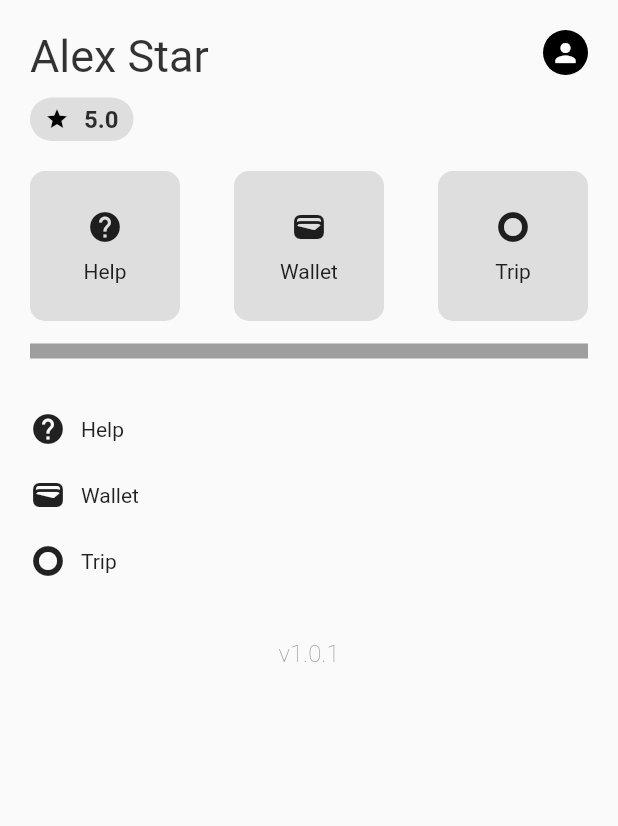
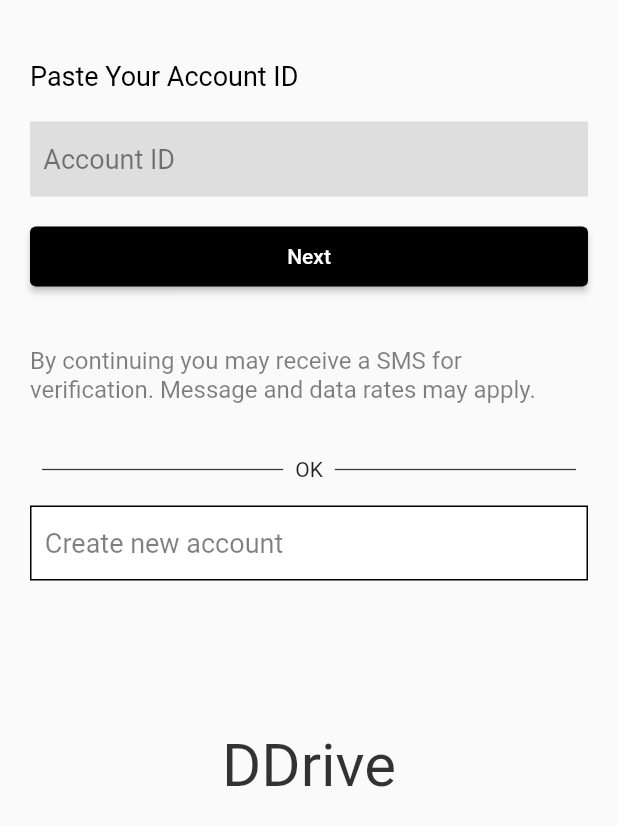
Before and after one commit to sauravshetty473/drive, a Flutter app: the screen it shows after launch, on a phone screen of 412 x 824 dp. Shown: the top 826 px of the screen. Run offline on Flutter 3.47's test engine with Material 2 defaults, Android fonts, the phone set to English and light mode, and no system bars; missing offline and left inert: web3dart.

Commit message:
Added more pages

```diff
--- a/lib/main.dart
+++ b/lib/main.dart
@@ -1,5 +1,8 @@
+import 'package:drive/pages/home.dart';
+import 'package:drive/pages/login.dart';
 import 'package:drive/pages/map_location.dart';
 import 'package:drive/pages/profile.dart';
+import 'package:drive/pages/safety_alert.dart';
 import 'package:drive/pages/saved_place.dart';
 import 'package:drive/pages/wallet.dart';
 import 'package:flutter/material.dart';
@@ -28,7 +31,7 @@ class MyApp extends StatelessWidget {
         // is not restarted.
         primarySwatch: Colors.blue,
       ),
-      home: const Profile(),
+      home: const Login(),
     );
   }
 }
--- /dev/null
+++ b/lib/pages/login.dart
@@ -0,0 +1,150 @@
+import 'package:drive/pages/safety_alert.dart';
+import 'package:flutter/material.dart';
+
+class Login extends StatefulWidget {
+  const Login({super.key});
+
+  @override
+  State<Login> createState() => _LoginState();
+}
+
+class _LoginState extends State<Login> {
+  @override
+  Widget build(BuildContext context) {
+    return Scaffold(
+      body: SafeArea(
+          child: Container(
+        padding: const EdgeInsets.symmetric(horizontal: 20, vertical: 20),
+        child: Column(
+          crossAxisAlignment: CrossAxisAlignment.start,
+          children: [
+            Expanded(
+                child: Column(
+              crossAxisAlignment: CrossAxisAlignment.start,
+              children: [
+                const SizedBox(
+                  height: 20,
+                ),
+                const Text(
+                  "Paste Your Account ID",
+                  style: TextStyle(
+                    fontWeight: FontWeight.normal,
+                    color: Colors.black,
+                    fontSize: 18,
+                  ),
+                ),
+                const SizedBox(
+                  height: 20,
+                ),
+                Container(
+                  height: 50,
+                  width: double.infinity,
+                  color: Colors.grey.withOpacity(0.3),
+                  alignment: Alignment.centerLeft,
+                  child: Text(
+                    "  Account ID",
+                    style: TextStyle(
+                      fontWeight: FontWeight.normal,
+                      color: Colors.black.withOpacity(0.5),
+                      fontSize: 18,
+                    ),
+                  ),
+                ),
+                const SizedBox(
+                  height: 20,
+                ),
+                SizedBox(
+                  height: 40,
+                  width: double.infinity,
+                  child: ElevatedButton(
+                    onPressed: () {
+                      Navigator.push(
+                        context,
+                        MaterialPageRoute(builder: (context) => const Safety()),
+                      );
+                    },
+                    style: ElevatedButton.styleFrom(primary: Colors.black),
+                    child: const Text("Next"),
+                  ),
+                ),
+                const SizedBox(
+                  height: 40,
+                ),
+                Text(
+                  "By continuing you may receive a SMS for verification. Message and data rates may apply.",
+                  style: TextStyle(
+                    fontWeight: FontWeight.normal,
+                    color: Colors.black.withOpacity(0.5),
+                    fontSize: 16,
+                  ),
+                ),
+                const SizedBox(
+                  height: 20,
+                ),
+                Padding(
+                  padding: const EdgeInsets.all(8.0),
+                  child: Row(
+                    children: [
+                      Expanded(
+                        child: Divider(
+                          color: Colors.black.withOpacity(0.8),
+                          thickness: 0.8,
+                        ),
+                      ),
+                      const Padding(
+                        padding: EdgeInsets.all(8.0),
+                        child: Text('OK'),
+                      ),
+                      Expanded(
+                        child: Divider(
+                          color: Colors.black.withOpacity(0.8),
+                          thickness: 0.8,
+                        ),
+                      ),
+                    ],
+                  ),
+                ),
+                Container(
+                  height: 50,
+                  width: double.infinity,
+                  decoration: BoxDecoration(
+                      color: Colors.white,
+                      // Red border with the width is equal to 5
+                      border: Border.all(
+                        width: 1,
+                        color: Colors.black,
+                      )),
+                  alignment: Alignment.centerLeft,
+                  child: Text(
+                    "  Create new account",
+                    style: TextStyle(
+                      fontWeight: FontWeight.normal,
+                      color: Colors.black.withOpacity(0.5),
+                      fontSize: 18,
+                    ),
+                  ),
+                ),
+                const SizedBox(
+                  height: 100,
+                ),
+                Row(
+                  mainAxisAlignment: MainAxisAlignment.center,
+                  children: [
+                    Text(
+                      "DDrive",
+                      style: TextStyle(
+                        fontWeight: FontWeight.normal,
+                        color: Colors.black.withOpacity(0.8),
+                        fontSize: 40,
+                      ),
+                    ),
+                  ],
+                )
+              ],
+            ))
+          ],
+        ),
+      )),
+    );
+  }
+}
--- a/pubspec.yaml
+++ b/pubspec.yaml
@@ -64,8 +64,8 @@ flutter:
   uses-material-design: true
 
   # To add assets to your application, add an assets section, like this:
-  # assets:
-  #   - images/a_dot_burr.jpeg
+  assets:
+    - assets/map_image.png
   #   - images/a_dot_ham.jpeg
 
   # An image asset can refer to one or more resolution-specific "variants", see
```
Also changed, not shown: lib/pages/home.dart (added, +156 -0 lines), lib/pages/safety_alert.dart (added, +174 -0 lines), assets/map_image.png (added), pubspec.lock.
